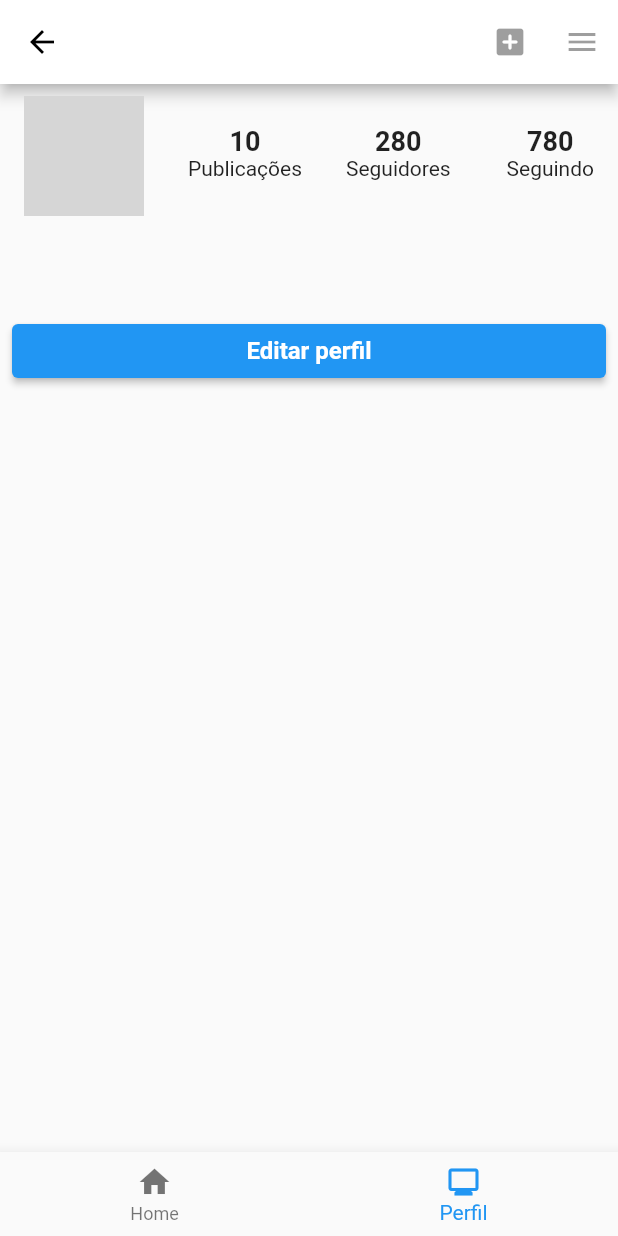
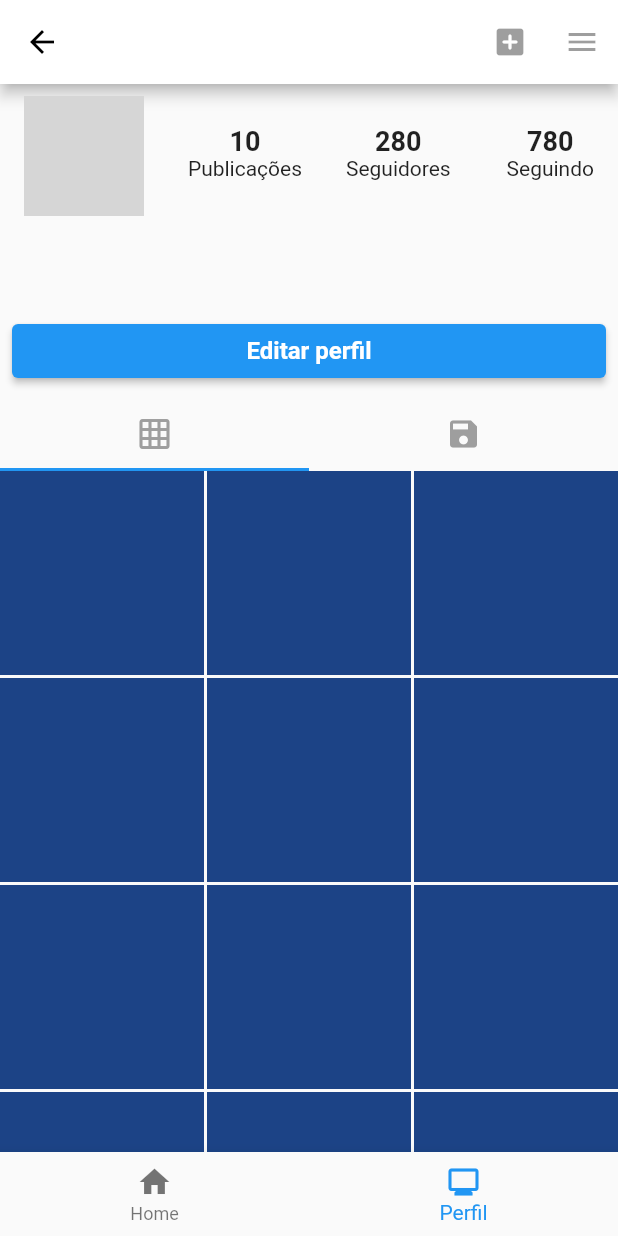
Before and after one commit to GamosiDEV/InstagramCopy, a Flutter app: the ProfilePage screen opened directly with empty values, on a phone screen of 412 x 824 dp. Run offline on Flutter 3.47's test engine with Material 2 defaults, Android fonts, the phone set to English and light mode, and no system bars; our stand-ins replace cloud_firestore, file_picker, firebase_auth, firebase_core, firebase_storage, flutter_modular and 1 more; missing offline and left inert: cloud_firestore_web, firebase_auth_web, firebase_core_web, firebase_storage_web, google_sign_in_web; accounts and stored records are empty; network calls fail; grey boxes are pictures that could not be loaded.

Commit message:
Profile page now have gridView to show all posted images from user - A página de perfil agora tem gridview para mostrar todas as imagens postadas do usuário

```diff
--- a/lib/app/modules/profile/profile_page.dart
+++ b/lib/app/modules/profile/profile_page.dart
@@ -1,3 +1,4 @@
+import 'dart:ffi';
 import 'dart:ui';
 
 import 'package:cloud_firestore/cloud_firestore.dart';
@@ -9,6 +10,7 @@ import 'package:flutter_modular/flutter_modular.dart';
 import 'package:instagram_copy/app/app_widget.dart';
 import 'package:instagram_copy/app/modules/profile/profile_store.dart';
 import 'package:instagram_copy/app/modules/shared/firebase_controller.dart';
+import 'dart:math' as math;
 
 class ProfilePage extends StatefulWidget {
   final String title;
@@ -29,6 +31,7 @@ class ProfilePageState extends State<ProfilePage> {
   String bioText = '';
   String usernameText = '';
   String profileImageUrl = '';
+  int indexOfSelectedTab = 1;
   final List<String> pages = <String>[
     '/home/',
     '/profile/',
@@ -60,27 +63,60 @@ class ProfilePageState extends State<ProfilePage> {
         ],
       ),
       body: Container(
-        height: double.infinity,
-        width: double.infinity,
-        child: FutureBuilder(
-          future: reloadDataFromLoggedUser(),
-          builder: (context, snapshot) {
-            if (snapshot == null) {
-              return Container(
-                width: 200.0,
-                height: 200.0,
-                alignment: Alignment.center,
-                child: const CircularProgressIndicator(
-                  valueColor: AlwaysStoppedAnimation<Color>(Colors.black),
-                  strokeWidth: 5.0,
+          height: double.infinity,
+          width: double.infinity,
+          child: DefaultTabController(
+            length: 2,
+            child: NestedScrollView(
+              headerSliverBuilder: (context, _) {
+                return [
+                  SliverList(
+                    delegate: SliverChildListDelegate(
+                      profilePageUpperSide(context),
+                    ),
+                  ),
+                ];
+              },
+              body: Expanded(
+                child: Column(
+                  children: [
+                    TabBar(
+                      tabs: [
+                        Tab(
+                            icon: Icon(
+                          Icons.grid_on,
+                          color: Colors.grey,
+                        )),
+                        Tab(icon: Icon(Icons.save, color: Colors.grey)),
+                      ],
+                    ),
+                    Expanded(
+                      child: FutureBuilder(
+                        future: null,
+                        builder: (context, snapshot) {
+                          return generatePhotoGrid(context, snapshot);
+                        },
+                      ),
+                    ),
+                  ],
                 ),
-              );
-            } else {
-              return createProfileScreen(context, snapshot);
-            }
-          },
-        ),
-      ),
+              ),
+            ),
+
+            // child: Builder(
+            //   builder: (BuildContext context) {
+            //     final TabController tabController =
+            //     DefaultTabController.of(context)!;
+            //     tabController.addListener(() {
+            //       if (!tabController.indexIsChanging) {
+            //         setState(() {
+            //           indexOfSelectedTab = tabController.index;
+            //         });
+            //       }
+            //     });
+            //   },
+            // ),
+          )),
       bottomNavigationBar: BottomNavigationBar(
         items: const <BottomNavigationBarItem>[
           BottomNavigationBarItem(
@@ -96,6 +132,29 @@ class ProfilePageState extends State<ProfilePage> {
         onTap: onBottomNavigationBarItemTapped,
       ),
     );
+  }
+
+  List<Widget> profilePageUpperSide(BuildContext context) {
+    return [
+      FutureBuilder(
+        future: reloadDataFromLoggedUser(),
+        builder: (context, snapshot) {
+          if (snapshot == null) {
+            return Container(
+              width: 200.0,
+              height: 200.0,
+              alignment: Alignment.center,
+              child: const CircularProgressIndicator(
+                valueColor: AlwaysStoppedAnimation<Color>(Colors.black),
+                strokeWidth: 5.0,
+              ),
+            );
+          } else {
+            return createProfileScreen(context, snapshot);
+          }
+        },
+      ),
+    ];
   }
 
   Widget createProfileScreen(BuildContext context, AsyncSnapshot snapshot) {
@@ -197,11 +256,50 @@ class ProfilePageState extends State<ProfilePage> {
                 style: TextStyle(fontSize: 16, fontWeight: FontWeight.bold),
               ),
             ),
-          )
+          ),
           //Abas para minhas fotos postadas e meus marcados
           //grid para mostrar as fotos
         ],
       ),
+    );
+  }
+
+  Widget generatePhotoGrid(BuildContext context, AsyncSnapshot snapshot) {
+    return TabBarView(
+      children: [
+        GridView.builder(
+          padding: EdgeInsets.zero,
+          gridDelegate: const SliverGridDelegateWithFixedCrossAxisCount(
+              crossAxisCount: 3, crossAxisSpacing: 2.0, mainAxisSpacing: 2.0),
+          itemCount: 20,
+          itemBuilder: (context, index) {
+            return SizedBox(
+              child: DecoratedBox(
+                decoration: BoxDecoration(
+                    color:
+                        Color((math.Random().nextDouble() * 0xFFFFFF).toInt())
+                            .withOpacity(1.0)),
+              ),
+            );
+          },
+        ),
+        GridView.builder(
+          padding: EdgeInsets.zero,
+          gridDelegate: const SliverGridDelegateWithFixedCrossAxisCount(
+              crossAxisCount: 3, crossAxisSpacing: 2.0, mainAxisSpacing: 2.0),
+          itemCount: 7,
+          itemBuilder: (context, index) {
+            return SizedBox(
+              child: DecoratedBox(
+                decoration: BoxDecoration(
+                    color:
+                        Color((math.Random().nextDouble() * 0xFFFFFF).toInt())
+                            .withOpacity(1.0)),
+              ),
+            );
+          },
+        ),
+      ],
     );
   }
 
```
Also changed, not shown: 1 other file.
